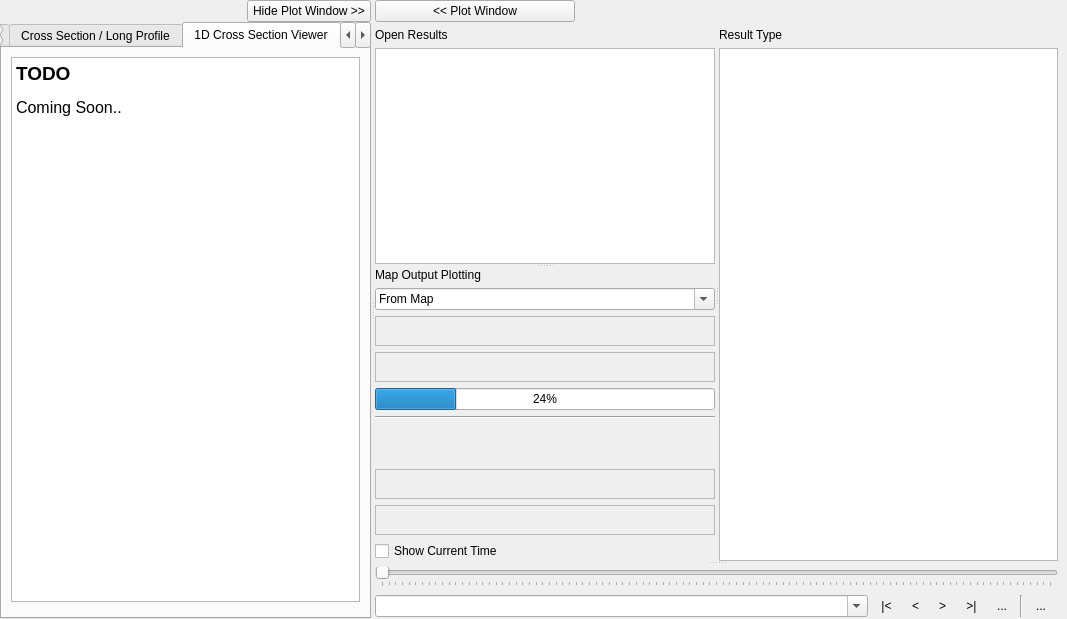
Above: tuflow/forms/tuflow_plotting_dock.ui from TUFLOW-Support/QGIS-TUFLOW-Plugin before the change. Below: the same form after it.
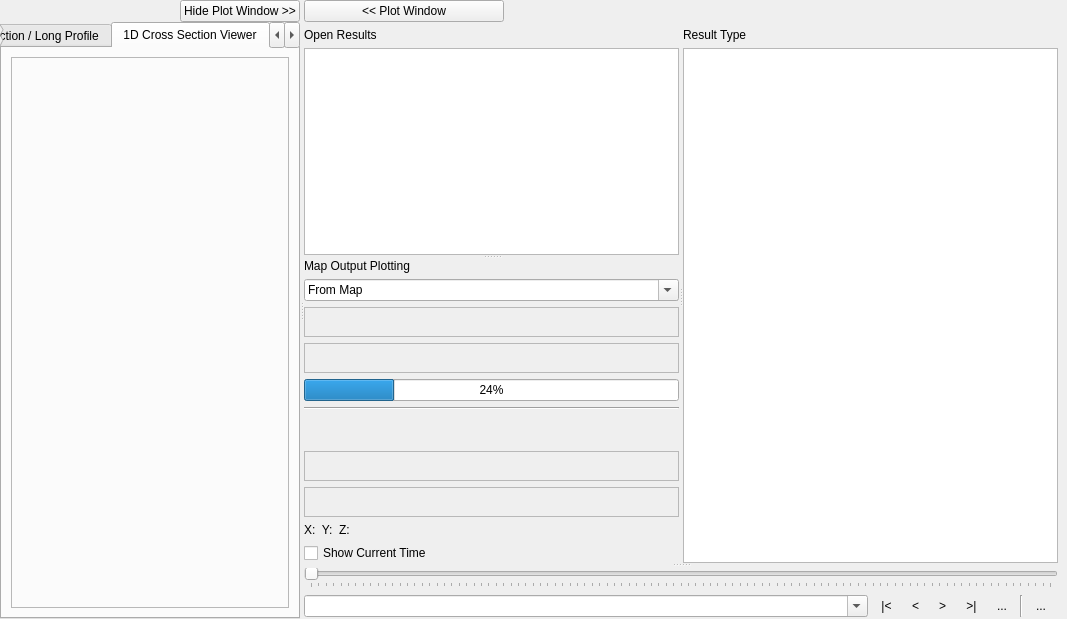
That is the form after the change. The open tabs and pages were chosen to show the change. Icons and pictures are not drawn. Custom widgets are drawn as their Qt base class.

What changed in the file:
```diff
--- a/tuflow/forms/tuflow_plotting_dock.ui
+++ b/tuflow/forms/tuflow_plotting_dock.ui
@@ -193,7 +193,7 @@
             <string>1D Cross Section Viewer</string>
            </attribute>
            <layout class="QGridLayout" name="gridLayout_5">
-            <item row="1" column="0">
+            <item row="0" column="0">
              <layout class="QGridLayout" name="CrossSectionLayout">
               <item row="0" column="0">
                <widget class="QFrame" name="CrossSectionFrame">
@@ -207,19 +207,6 @@
               </item>
              </layout>
             </item>
-            <item row="0" column="0">
-             <widget class="QTextEdit" name="textEdit">
-              <property name="html">
-               <string>&lt;!DOCTYPE HTML PUBLIC &quot;-//W3C//DTD HTML 4.0//EN&quot; &quot;http://www.w3.org/TR/REC-html40/strict.dtd&quot;&gt;
-&lt;html&gt;&lt;head&gt;&lt;meta name=&quot;qrichtext&quot; content=&quot;1&quot; /&gt;&lt;style type=&quot;text/css&quot;&gt;
-p, li { white-space: pre-wrap; }
-&lt;/style&gt;&lt;/head&gt;&lt;body style=&quot; font-family:'MS Shell Dlg 2'; font-size:8.25pt; font-weight:400; font-style:normal;&quot;&gt;
-&lt;p style=&quot; margin-top:0px; margin-bottom:0px; margin-left:0px; margin-right:0px; -qt-block-indent:0; text-indent:0px;&quot;&gt;&lt;span style=&quot; font-size:14pt; font-weight:600;&quot;&gt;TODO&lt;/span&gt;&lt;/p&gt;
-&lt;p style=&quot;-qt-paragraph-type:empty; margin-top:0px; margin-bottom:0px; margin-left:0px; margin-right:0px; -qt-block-indent:0; text-indent:0px;&quot;&gt;&lt;br /&gt;&lt;/p&gt;
-&lt;p style=&quot; margin-top:0px; margin-bottom:0px; margin-left:0px; margin-right:0px; -qt-block-indent:0; text-indent:0px;&quot;&gt;&lt;span style=&quot; font-size:12pt;&quot;&gt;Coming Soon..&lt;/span&gt;&lt;/p&gt;&lt;/body&gt;&lt;/html&gt;</string>
-              </property>
-             </widget>
-            </item>
            </layout>
           </widget>
           <widget class="QWidget" name="VerticalProfileTab">
@@ -496,6 +483,13 @@
                           </property>
                          </widget>
                         </item>
+                        <item>
+                         <widget class="QLabel" name="plotCoords">
+                          <property name="text">
+                           <string>X:  Y:  Z:</string>
+                          </property>
+                         </widget>
+                        </item>
                        </layout>
                       </item>
                       <item>
```
